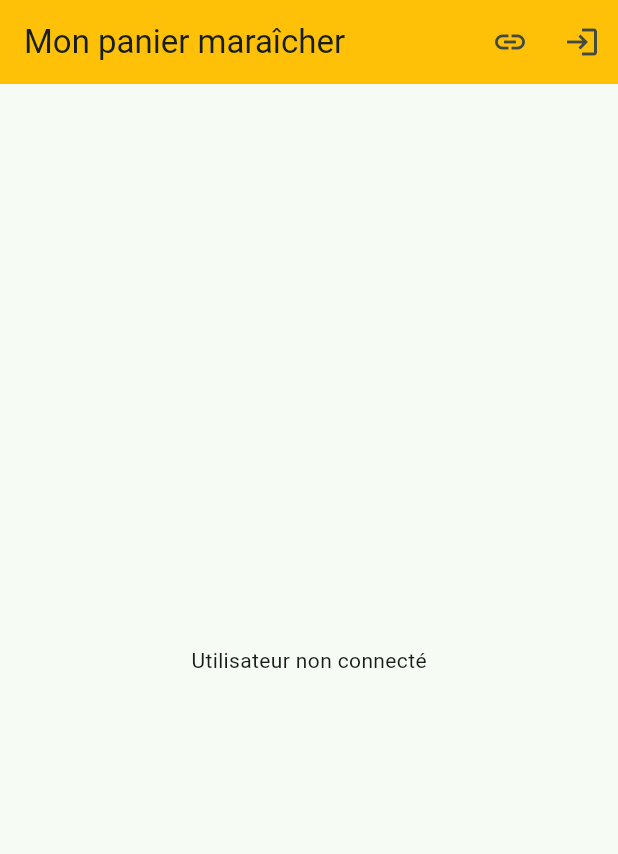
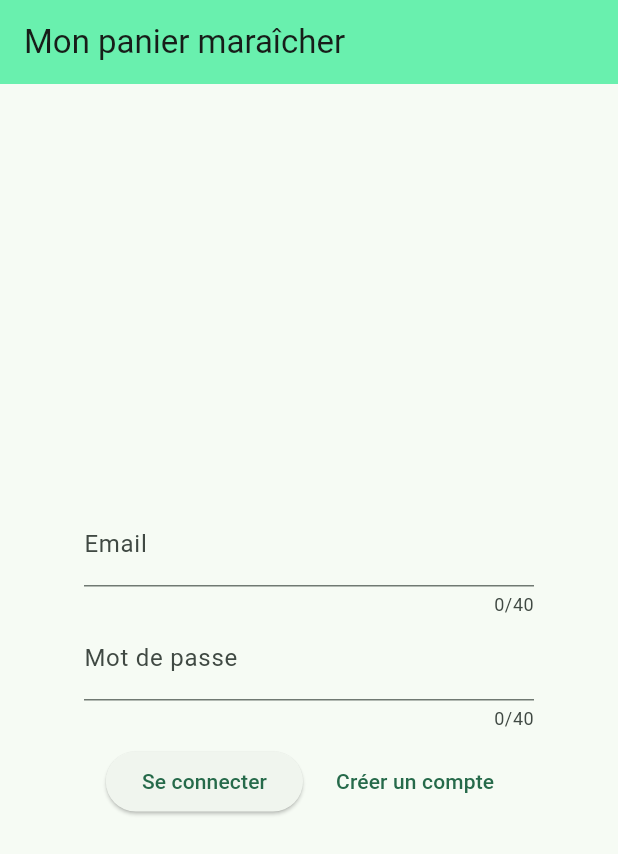
Before and after one commit to pam199968/veggie_cart, a Flutter app: the screen it shows after launch, on a phone screen of 412 x 824 dp. Shown: the top 854 px of the screen. Run offline on Flutter 3.47's test engine with Material 3 defaults, Android fonts, the phone set to English and light mode, and no system bars; our stand-ins replace cloud_firestore, firebase_auth, firebase_core; accounts and stored records are empty.

Commit message:
UI refactoring and move to MVVM architecture

```diff
--- /dev/null
+++ b/devtools_options.yaml
@@ -0,0 +1,3 @@
+description: This file stores settings for Dart & Flutter DevTools.
+documentation: https://docs.flutter.dev/tools/devtools/extensions#configure-extension-enablement-states
+extensions:
--- a/lib/repositories/account_repository.dart
+++ b/lib/repositories/account_repository.dart
@@ -6,13 +6,18 @@ import '../models/user_model.dart';
 import '../models/delivery_method.dart';
 
 class AccountRepository {
+  final AuthService _authService;
+  final UserService _userService;
+  final FirebaseAuth _firebaseAuth;
 
-  AccountRepository({required AuthService authService, required UserService userService,})
-     : _authService = authService,
-       _userService = userService;
-
-  late final AuthService _authService;
-  late final UserService _userService;
+  /// 💡 On autorise l’injection d’un FirebaseAuth mocké (utile en tests)
+  AccountRepository({
+    required AuthService authService,
+    required UserService userService,
+    FirebaseAuth? firebaseAuth,
+  })  : _authService = authService,
+        _userService = userService,
+        _firebaseAuth = firebaseAuth ?? FirebaseAuth.instance;
 
   /// 🔗 Crée un compte email/password
   Future<void> signUp({
@@ -28,7 +33,6 @@ class AccountRepository {
     required bool pushNotifications,
   }) async {
     try {
-      // Crée le compte directement via AuthService
       final userCredential = await _authService.createUserWithEmail(email, password);
       final user = userCredential.user;
 
@@ -39,7 +43,6 @@ class AccountRepository {
         );
       }
 
-      // Crée le modèle utilisateur dans Firestore
       final newUser = UserModel(
         name: name,
         givenName: givenName,
@@ -118,4 +121,10 @@ class AccountRepository {
       }
     }
   }
+
+  /// 📡 Expose le flux d’état d’authentification (utile dans MyHomePage)
+  Stream<User?> get authStateChanges => _firebaseAuth.authStateChanges();
+
+  /// 🔍 Accès direct à l’utilisateur courant
+  User? get currentUser => _firebaseAuth.currentUser;
 }
--- /dev/null
+++ b/lib/screens/my_home_page.dart
@@ -0,0 +1,294 @@
+import 'package:flutter/material.dart';
+import 'package:firebase_auth/firebase_auth.dart';
+import 'package:provider/provider.dart';
+import '../repositories/account_repository.dart';
+import '../models/delivery_method.dart';
+import '../viewmodels/home_view_model.dart'; // Correction du chemin d'importation
+
+class MyHomePage extends StatefulWidget {
+  const MyHomePage({super.key, required this.title});
+  final String title;
+
+  @override
+  State<MyHomePage> createState() => _MyHomePageState();
+}
+
+class _MyHomePageState extends State<MyHomePage> {
+
+  final TextEditingController _nameController = TextEditingController();
+  final TextEditingController _givenNameController = TextEditingController();
+  final TextEditingController _emailController = TextEditingController();
+  final TextEditingController _passwordController = TextEditingController();
+  final TextEditingController _phoneController = TextEditingController();
+  final TextEditingController _profileController = TextEditingController();
+  final TextEditingController _addressController = TextEditingController();
+  final TextEditingController _confirmPasswordController = TextEditingController(); // Ajout d'un contrôleur pour la confirmation du mot de passe
+
+  DeliveryMethod _selectedDeliveryMethod = DeliveryMethod.farmPickup;
+  bool _pushNotifications = true;
+
+  @override
+  void dispose() {
+    _confirmPasswordController.dispose(); // Libération du contrôleur lors de la destruction du widget
+    super.dispose();
+  }
+
+  @override
+  Widget build(BuildContext context) {
+    final homeViewModel = context.watch<HomeViewModel>(); // Récupération du ViewModel via Provider
+    final accountRepository = context.read<AccountRepository>();
+    return StreamBuilder<User?>(
+      stream: accountRepository.authStateChanges,
+      builder: (context, snapshot) {
+        final user = snapshot.data;
+
+        if (snapshot.connectionState == ConnectionState.waiting) {
+          return const Center(child: CircularProgressIndicator());
+        }
+
+        return Scaffold(
+          appBar: AppBar(
+            title: Text(widget.title),
+            backgroundColor: Colors.greenAccent,
+            actions: [
+              if (user != null && !user.isAnonymous)
+                IconButton(
+                  icon: const Icon(Icons.logout),
+                  onPressed: () => homeViewModel.signOut(context), // Fournit le contexte à la méthode signOut
+                  tooltip: 'Déconnexion',
+                ),
+            ],
+          ),
+          body: Center(
+            child: user == null
+                ? homeViewModel.showSignUpForm
+                    ? Column(
+                        mainAxisAlignment: MainAxisAlignment.center,
+                        children: [
+                          SizedBox(
+                            width: 300, // Ajuste la largeur pour correspondre à la longueur maximale
+                            child: TextField(
+                              controller: _nameController,
+                              decoration: const InputDecoration(labelText: 'Nom'),
+                              maxLength: 40,
+                              maxLines: 1,
+                            ),
+                          ),
+                          SizedBox(
+                            width: 300,
+                            child: TextField(
+                              controller: _givenNameController,
+                              decoration: const InputDecoration(labelText: 'Prénom'),
+                              maxLength: 40,
+                              maxLines: 1,
+                            ),
+                          ),
+                          SizedBox(
+                            width: 300,
+                            child: TextField(
+                              controller: _emailController,
+                              decoration: const InputDecoration(labelText: 'Email'),
+                              maxLength: 40,
+                              maxLines: 1,
+                            ),
+                          ),
+                          SizedBox(
+                            width: 300,
+                            child: TextField(
+                              controller: _passwordController,
+                              obscureText: true,
+                              decoration: const InputDecoration(labelText: 'Mot de passe'),
+                              maxLength: 20,
+                              maxLines: 1,
+                            ),
+                          ),
+                          const SizedBox(height: 5),
+                          const SizedBox(
+                            width: 300,
+                            child: Text(
+                              'Le mot de passe doit contenir au moins 8 caractères, une majuscule et un chiffre.',
+                              style: TextStyle(fontSize: 12, color: Colors.grey),
+                              textAlign: TextAlign.start,
+                            ),
+                          ),
+                          const SizedBox(height: 10),
+                          SizedBox(
+                            width: 300,
+                            child: TextField(
+                              controller: _confirmPasswordController,
+                              obscureText: true,
+                              decoration: const InputDecoration(labelText: 'Confirmer le mot de passe'),
+                              maxLength: 40,
+                              maxLines: 1,
+                            ),
+                          ),
+                          SizedBox(
+                            width: 300,
+                            child: TextField(
+                              controller: _phoneController,
+                              decoration: const InputDecoration(labelText: 'Téléphone'),
+                              maxLength: 14,
+                              maxLines: 1,
+                            ),
+                          ),
+                          SizedBox(
+                            width: 300,
+                            child: TextField(
+                              controller: _profileController,
+                              decoration: const InputDecoration(labelText: 'Profil'),
+                              maxLength: 40,
+                              maxLines: 1,
+                            ),
+                          ),
+                          SizedBox(
+                            width: 300,
+                            child: TextField(
+                              controller: _addressController,
+                              decoration: const InputDecoration(labelText: 'Adresse'),
+                              maxLength: 120,
+                              maxLines: 4,
+                            ),
+                          ),
+                          const SizedBox(height: 10),
+                          SizedBox(
+                            width: 300, // Ajuste la largeur pour aligner avec les autres champs
+                            child: DropdownButtonFormField<DeliveryMethod>(
+                              value: _selectedDeliveryMethod,
+                              items: DeliveryMethod.values
+                                  .map((m) => DropdownMenuItem(
+                                        value: m,
+                                        child: Text(m.label),
+                                      ))
+                                  .toList(),
+                              onChanged: (v) => setState(() => _selectedDeliveryMethod = v!),
+                              decoration: const InputDecoration(labelText: 'Méthode de livraison'),
+                            ),
+                          ),
+                          SizedBox(
+                            width: 300, // Ajuste la largeur pour aligner avec les autres champs
+                            child: SwitchListTile(
+                              title: const Text("Activer les notifications push"),
+                              value: _pushNotifications,
+                              onChanged: (v) {
+                                setState(() {
+                                  _pushNotifications = v; // Met à jour uniquement l'état des notifications push
+                                });
+                              },
+                            ),
+                          ),
+                          const SizedBox(height: 10),
+                          Row(
+                            mainAxisAlignment: MainAxisAlignment.center,
+                            children: [
+                              ElevatedButton(
+                                onPressed: () async {
+                                  if (!homeViewModel.isEmailValid(_emailController.text.trim())) {
+                                    ScaffoldMessenger.of(context).showSnackBar(
+                                      const SnackBar(
+                                        content: Text('Veuillez entrer une adresse email valide.'),
+                                      ),
+                                    );
+                                    return;
+                                  }
+
+                                  if (!homeViewModel.isPasswordValid(_passwordController.text.trim())) {
+                                    ScaffoldMessenger.of(context).showSnackBar(
+                                      const SnackBar(
+                                        content: Text('Le mot de passe doit contenir au moins 8 caractères, une majuscule et un chiffre.'),
+                                      ),
+                                    );
+                                    return;
+                                  }
+
+                                  if (_passwordController.text.trim() != _confirmPasswordController.text.trim()) {
+                                    ScaffoldMessenger.of(context).showSnackBar(
+                                      const SnackBar(content: Text('Les mots de passe ne correspondent pas.')),
+                                    );
+                                    return;
+                                  }
+
+                                  await homeViewModel.signUp(context);
+                                  if (mounted) {
+                                    homeViewModel.toggleSignUpForm(); // Masque le formulaire après création
+                                  }
+                                },
+                                child: const Text('Créer le compte'),
+                              ),
+                              const SizedBox(width: 10),
+                              TextButton(
+                                onPressed: () {
+                                  final homeViewModel = context.read<HomeViewModel>();
+                                  homeViewModel.toggleSignUpForm(); // Appelle la méthode du ViewModel pour basculer les formulaires
+                                },
+                                child: const Text('Annuler'),
+                              ),
+                            ],
+                          ),
+                        ],
+                      )
+                    : homeViewModel.showSignInForm
+                        ? Column(
+                            mainAxisAlignment: MainAxisAlignment.center,
+                            children: [
+                              SizedBox(
+                                width: 300,
+                                child: TextField(
+                                  controller: _emailController,
+                                  decoration: const InputDecoration(labelText: 'Email'),
+                                  maxLength: 40,
+                                  maxLines: 1,
+                                ),
+                              ),
+                              SizedBox(
+                                width: 300,
+                                child: TextField(
+                                  controller: _passwordController,
+                                  obscureText: true,
+                                  decoration: const InputDecoration(labelText: 'Mot de passe'),
+                                  maxLength: 40,
+                                  maxLines: 1,
+                                ),
+                              ),
+                              const SizedBox(height: 10),
+                              Row(
+                                mainAxisAlignment: MainAxisAlignment.center,
+                                children: [
+                                  ElevatedButton(
+                                    onPressed: () async {
+                                      final accountService = context.read<AccountRepository>();
+                                      await accountService.signInExistingAccount(
+                                        context: context,
+                                        email: _emailController.text.trim(),
+                                        password: _passwordController.text.trim(),
+                                      );
+                                      final homeViewModel = context.read<HomeViewModel>();
+                                      homeViewModel.toggleSignInForm(); // Masque le formulaire après connexion
+                                    },
+                                    child: const Text('Se connecter'),
+                                  ),
+                                  const SizedBox(width: 10),
+                                  TextButton(
+                                    onPressed: () {
+                                      final homeViewModel = context.read<HomeViewModel>();
+                                      homeViewModel.toggleSignUpForm(); // Appelle la méthode du ViewModel pour basculer les formulaires
+                                    },
+                                    child: const Text('Créer un compte'),
+                                  ),
+                                ],
+                              ),
+                            ],
+                          )
+                        : const Text("Utilisateur non connecté")
+                : Column(
+                    mainAxisAlignment: MainAxisAlignment.center,
+                    children: [
+                      Text("Connecté en tant que ${user.email}"),
+                      const SizedBox(height: 20),
+                    ],
+                  ),
+          ),
+        );
+      },
+    );
+  }
+}
--- /dev/null
+++ b/lib/viewmodels/home_view_model.dart
@@ -0,0 +1,92 @@
+import 'package:flutter/material.dart';
+import 'package:firebase_auth/firebase_auth.dart';
+import '../repositories/account_repository.dart';
+import '../models/delivery_method.dart';
+
+class HomeViewModel extends ChangeNotifier {
+  final AccountRepository accountRepository;
+
+  HomeViewModel({required this.accountRepository});
+
+  final TextEditingController nameController = TextEditingController();
+  final TextEditingController givenNameController = TextEditingController();
+  final TextEditingController emailController = TextEditingController();
+  final TextEditingController passwordController = TextEditingController();
+  final TextEditingController confirmPasswordController = TextEditingController();
+  final TextEditingController phoneController = TextEditingController();
+  final TextEditingController profileController = TextEditingController();
+  final TextEditingController addressController = TextEditingController();
+
+  DeliveryMethod selectedDeliveryMethod = DeliveryMethod.farmPickup;
+  bool pushNotifications = true;
+  bool showSignInForm = true;
+  bool showSignUpForm = false;
+
+  Stream<User?> get authStateChanges => FirebaseAuth.instance.authStateChanges();
+
+  void toggleSignInForm() {
+    showSignInForm = !showSignInForm;
+    notifyListeners();
+  }
+
+  void toggleSignUpForm() {
+    showSignUpForm = !showSignUpForm;
+    showSignInForm = !showSignUpForm; // Assure que le formulaire de connexion est affiché lorsque le formulaire de création est masqué
+    notifyListeners();
+  }
+
+  Future<void> signOut(BuildContext context) async {
+    await accountRepository.signOut(context);
+    clearControllers();
+    passwordController.clear(); // Assure que le champ mot de passe est vidé lors de la déconnexion
+    showSignInForm = true;
+    showSignUpForm = false;
+    notifyListeners();
+  }
+
+  void clearControllers() {
+    nameController.clear();
+    givenNameController.clear();
+    emailController.clear();
+    passwordController.clear();
+    confirmPasswordController.clear();
+    phoneController.clear();
+    profileController.clear();
+    addressController.clear();
+  }
+
+  Future<void> signIn(BuildContext context) async {
+    await accountRepository.signInExistingAccount(
+      context: context,
+      email: emailController.text.trim(),
+      password: passwordController.text.trim(),
+    );
+    notifyListeners();
+  }
+
+  Future<void> signUp(BuildContext context) async {
+    await accountRepository.signUp(
+      context: context,
+      name: nameController.text.trim(),
+      givenName: givenNameController.text.trim(),
+      email: emailController.text.trim(),
+      password: passwordController.text.trim(),
+      phoneNumber: phoneController.text.trim(),
+      profile: profileController.text.trim(),
+      address: addressController.text.trim(),
+      deliveryMethod: selectedDeliveryMethod,
+      pushNotifications: pushNotifications,
+    );
+    notifyListeners();
+  }
+
+  bool isPasswordValid(String password) {
+    final passwordRegex = RegExp(r'^(?=.*[A-Z])(?=.*\d)[A-Za-z\d]{8,}');
+    return passwordRegex.hasMatch(password);
+  }
+
+  bool isEmailValid(String email) {
+    final emailRegex = RegExp(r'^[a-zA-Z0-9._%+-]+@[a-zA-Z0-9.-]+\.[a-zA-Z]{2,}');
+    return emailRegex.hasMatch(email);
+  }
+}
--- a/pubspec.yaml
+++ b/pubspec.yaml
@@ -40,10 +40,14 @@ dependencies:
   firebase_ui_auth: ^3.0.0
   cloud_firestore: ^6.0.2
   provider: ^6.1.5+1
+  mockito: ^5.5.1
 
 dev_dependencies:
+  firebase_auth_mocks: ^0.15.1
+  mockito: ^5.5.1
   flutter_test:
     sdk: flutter
+
 
   # The "flutter_lints" package below contains a set of recommended lints to
   # encourage good coding practices. The lint set provided by the package is
```
Also changed, not shown: lib/dependencies.dart (+7 -1 lines), lib/pages/my_home_page.dart (deleted, +0 -175 lines), pubspec.lock.
